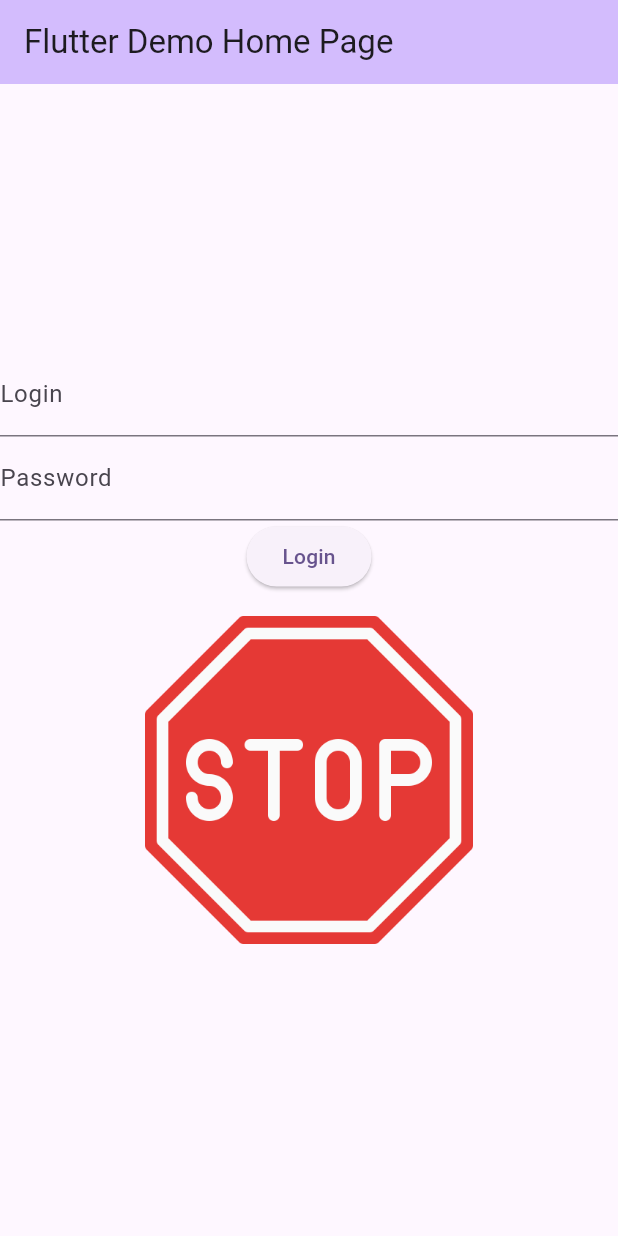
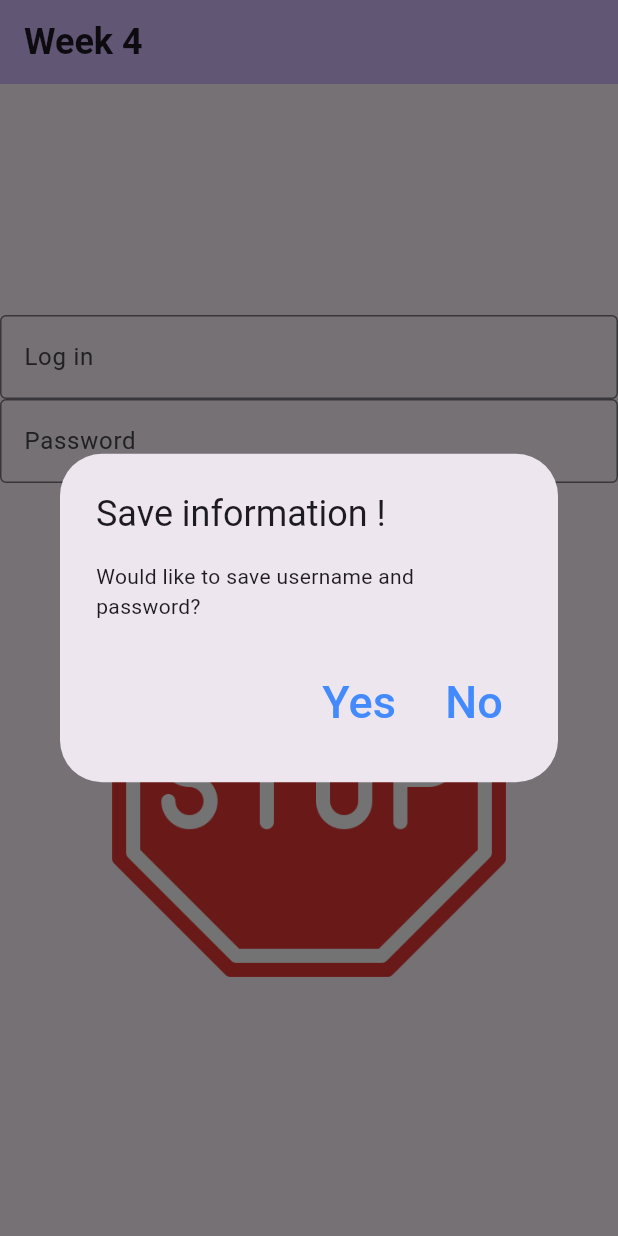
Before and after one commit to MMA38/CST2335-Labs, a Flutter app: the screen it shows after launch, after a tap on "Login", on a phone screen of 412 x 824 dp. Run offline on Flutter 3.47's test engine with Material 3 defaults, Android fonts, the phone set to English and light mode, and no system bars; missing offline and left inert: encrypted_shared_preferences; statements that could not run were skipped.

Commit message:
Update project

```diff
--- a/lib/main.dart
+++ b/lib/main.dart
@@ -1,86 +1,220 @@
 import 'package:flutter/material.dart';
+import 'package:encrypted_shared_preferences/encrypted_shared_preferences.dart';
+//import 'package:shared_preferences/shared_preferences.dart';
 
 void main() {
   runApp(const MyApp());
 }
 
-class MyApp extends StatelessWidget {
-  const MyApp({super.key});
-
+class MyApp extends StatelessWidget
+{   const MyApp({super.key});
 
 @override
-  Widget build(BuildContext context) {
+Widget build(BuildContext context)
+{
   return MaterialApp(
+    debugShowCheckedModeBanner: false,
     title: 'Flutter Demo',
-      home: LoginPage(),
     theme: ThemeData(
+
 
       colorScheme: ColorScheme.fromSeed(seedColor: Colors.deepPurple),
       useMaterial3: true,
     ),
-
+    home: const MyHomePage(title: 'Week 4'),
   );
 }
 }
-class LoginPage extends StatefulWidget {
+
+class MyHomePage extends StatefulWidget {
+  const MyHomePage({super.key, required this.title});
+
+
+  final String title;
+
   @override
-  _LoginPageState createState() => _LoginPageState();
+  State<MyHomePage> createState() => _MyHomePageState();
 }
 
-class _LoginPageState extends State<LoginPage> {
-  final TextEditingController _passwordController = TextEditingController();
-  String imageSource = 'images/question.png'; // Initial Image
+class _MyHomePageState extends State<MyHomePage> {
 
-  void _checkPassword() {
-    setState(() {
-      if (_passwordController.text == 'QWERTY123') {
-        imageSource = 'images/idea.png'; // Light Bulb Image
+  EncryptedSharedPreferences encryptedSharedPreferences = EncryptedSharedPreferences();
+  late TextEditingController _controllerLogin;
+  late TextEditingController _controllerPassword;
+  var imageSource = "images/question.png";
+
+  @override
+  void initState() {
+    super.initState();
+    _controllerLogin = TextEditingController();
+    _controllerPassword = TextEditingController();
+    //_controller.text = "The new text"; //initialize the texfield
+    loadEncryptedPrefs();
+  }
+
+  @override
+  void dispose() {
+    _controllerLogin.dispose();
+    _controllerPassword.dispose();
+    super.dispose();
+  }
+
+  void saveEncryptedPrefs()  {
+    encryptedSharedPreferences.setString('LoginName', _controllerLogin.text).then((bool success1) {
+      if (success1) {
+        encryptedSharedPreferences.setString('password', _controllerPassword.text).then((bool success2) {
+          if (success2) {
+            snackBar('User Name and password saved successfully');
           } else {
-        imageSource = 'images/stop.png'; // Stop Sign Image
+            snackBar('Failed to save');
+          }
+        });
+      } else {
+        snackBar('Failed to save');
       }
     });
   }
 
+  void loadEncryptedPrefs() {
+    //retrieve username
+    encryptedSharedPreferences.getString('LoginName').then((loginName) {
+      _controllerLogin.text = loginName;
+      //if username retrieved then retrieve pswd
+      encryptedSharedPreferences.getString('password').then((password) {
+        _controllerPassword.text = password;
+        //if username and password retrieved print a succes message
+        if (loginName!='' && password != '' )
+          snackBar('Username and Password have been Loaded');
+      });
+    });
+  }
 
+  void ClearEncryptedPrefs() {
+    encryptedSharedPreferences.clear().then((bool success) {
+      if (success) {
+        snackBar('All saved Usernames and Password have been removed');
+      } else {
+        snackBar('Usernames and Password have not been removed');
+      }
+    });
+  }
 
+  void ResetFields(){
+    _controllerLogin.text ='';
+    _controllerPassword.text = '';
+  }
+
+  void snackBar(String message){
+    var snackBar = SnackBar(
+      content: Text(message),
+      action: SnackBarAction(
+        label: 'Undo',  // Button label
+        onPressed: () {
+          ResetFields();
+          ScaffoldMessenger.of(context).hideCurrentSnackBar();
+        },
+      ),
+      duration: Duration(seconds: 5),
+      backgroundColor: Colors.green,
+    );
+    ScaffoldMessenger.of(context).showSnackBar(snackBar);
+
+  }
   @override
   Widget build(BuildContext context) {
 
-    return Scaffold(
+    return Scaffold( //modifi
       appBar: AppBar(
 
         backgroundColor: Theme.of(context).colorScheme.inversePrimary,
 
-        title: Text("Flutter Demo Home Page")),
-
+        title: Text(widget.title,
+          style: TextStyle(
+            fontSize: 24, // Change size
+            fontWeight: FontWeight.bold, // Make bold
+            color: Colors.black87, // Change color
+          ),
+        ),
+      ),
       body: Center(
 
         child: Column(
 
           mainAxisAlignment: MainAxisAlignment.center,
           children: <Widget>[
-             TextField(
-                decoration: InputDecoration(labelText: 'Login'),
+
+            TextField(controller: _controllerLogin,
+                decoration: InputDecoration(
+                    hintText:"",
+                    border: OutlineInputBorder(),
+                    labelText: "Log in"
+                )
             ),
-              TextField(
-                 controller: _passwordController,
-                 obscureText: true,
-                 decoration: InputDecoration(labelText: 'Password'),
+
+            TextField(controller: _controllerPassword,
+                obscureText:true,
+                decoration: InputDecoration(
+                  hintText:"",
+                  border: OutlineInputBorder(),
+                  labelText: "Password",
+
+                )
             ),
 
             ElevatedButton(
-              onPressed: _checkPassword,
-              child: Text('Login'),
+              onPressed: () {
+                String password = _controllerPassword.value.text;
+                setState(() {
+                  if(password=="QWERTY123")
+                    imageSource = "images/idea.png";
+                  else
+                    imageSource = "images/stop.png";
+
+                });
+
+                showDialog<String>(
+                  context: context,
+                  builder: (BuildContext context) => AlertDialog(
+                    title: const Text('Save information ! '),
+                    content: const Text('Would like to save username and password?'),
+                    actions: [
+                      TextButton(
+                        onPressed: () {
+                          saveEncryptedPrefs();
+                          Navigator.pop(context);
+                        },
+                        child: Text('Yes', style: TextStyle(fontSize: 30, color: Colors.blueAccent)),
                       ),
+                      TextButton(
+                        onPressed: () {
+                          ClearEncryptedPrefs();
+                          Navigator.pop(context);
+                        },
+                        child: Text('No', style: TextStyle(fontSize: 30, color: Colors.blueAccent)),
+                      ),
+                    ],//action
+                  ),
+                );
+              },
+              child: Text('Login',
+                  style: TextStyle(fontSize: 30, color: Colors.blueAccent)),
+            ),
+/*
+            Padding(
+              padding: const EdgeInsets.all(15.0),
+              child: ElevatedButton(
+                onPressed: () => ResetFields(),
+                child: Text ('Reset Fields',
+                  //style: TextStyle(fontSize: 30, color: Colors.blueAccent),
+                ),
+              ), //
+            ),*/
+            Image.asset(imageSource, width: 300, height: 300),
 
-            Image.asset(
-              imageSource,
-              width: 250,
-              height: 250,
-            ),
           ],
         ),
       ),
+
     );
   }
 }
```
Also changed, not shown: pubspec.yaml (+4 -3 lines), pubspec.lock, 5 other files. Lines whose indentation alone changed are shown as unchanged.
